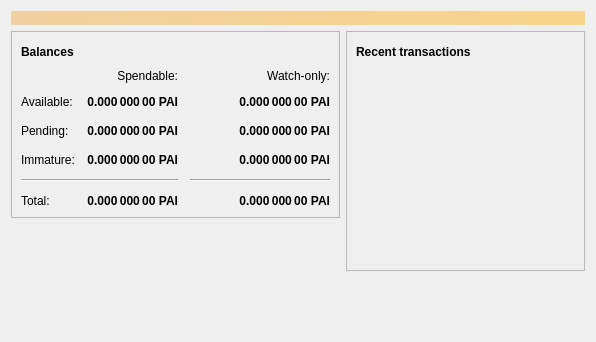
Old version of the form src/qt/forms/overviewpage.ui in the repository projectpai/paicoin.
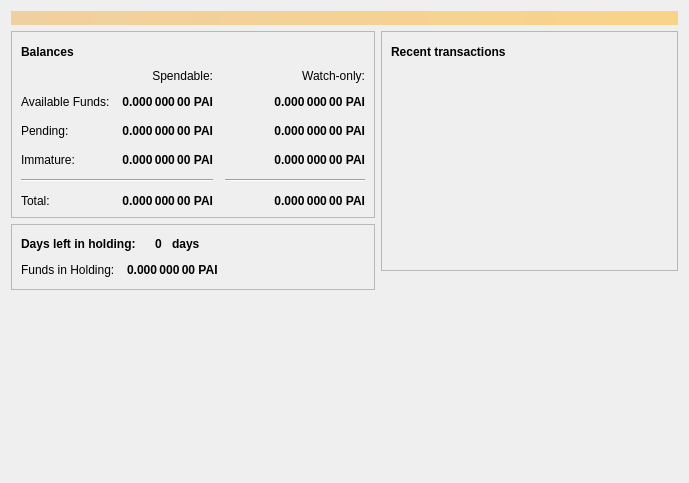
New version of the form. Icons and pictures are not drawn.

Commit message:
Add holding period display in Overview page
Added section for Investor funds display.

```diff
--- a/src/qt/forms/overviewpage.ui
+++ b/src/qt/forms/overviewpage.ui
@@ -6,8 +6,8 @@
    <rect>
     <x>0</x>
     <y>0</y>
-    <width>596</width>
-    <height>342</height>
+    <width>689</width>
+    <height>483</height>
    </rect>
   </property>
   <property name="windowTitle">
@@ -39,6 +39,12 @@
       <layout class="QVBoxLayout" name="verticalLayout_2">
        <item>
         <widget class="QFrame" name="frame">
+         <property name="sizePolicy">
+          <sizepolicy hsizetype="Preferred" vsizetype="Minimum">
+           <horstretch>0</horstretch>
+           <verstretch>0</verstretch>
+          </sizepolicy>
+         </property>
          <property name="frameShape">
           <enum>QFrame::StyledPanel</enum>
          </property>
@@ -330,7 +336,7 @@
             <item row="1" column="0">
              <widget class="QLabel" name="labelBalanceText">
               <property name="text">
-               <string>Available:</string>
+               <string>Available Funds:</string>
               </property>
              </widget>
             </item>
@@ -406,6 +412,117 @@
          </layout>
         </widget>
        </item>
+       <item>
+        <widget class="QFrame" name="frameFundsInHolding">
+         <property name="frameShape">
+          <enum>QFrame::StyledPanel</enum>
+         </property>
+         <property name="frameShadow">
+          <enum>QFrame::Raised</enum>
+         </property>
+         <layout class="QVBoxLayout" name="verticalLayout_5">
+          <item>
+           <layout class="QHBoxLayout" name="horizontalLayout_3">
+            <item>
+             <widget class="QLabel" name="label">
+              <property name="font">
+               <font>
+                <weight>75</weight>
+                <bold>true</bold>
+               </font>
+              </property>
+              <property name="text">
+               <string>Days left in holding:</string>
+              </property>
+             </widget>
+            </item>
+            <item>
+             <widget class="QLabel" name="labelDaysCount">
+              <property name="font">
+               <font>
+                <weight>75</weight>
+                <bold>true</bold>
+               </font>
+              </property>
+              <property name="styleSheet">
+               <string notr="true">margin-left:10px;</string>
+              </property>
+              <property name="text">
+               <string notr="true">0</string>
+              </property>
+             </widget>
+            </item>
+            <item>
+             <widget class="QLabel" name="labelDaysUnit">
+              <property name="font">
+               <font>
+                <weight>75</weight>
+                <bold>true</bold>
+               </font>
+              </property>
+              <property name="text">
+               <string>days</string>
+              </property>
+             </widget>
+            </item>
+            <item>
+             <spacer name="horizontalSpacer_4">
+              <property name="orientation">
+               <enum>Qt::Horizontal</enum>
+              </property>
+              <property name="sizeHint" stdset="0">
+               <size>
+                <width>40</width>
+                <height>20</height>
+               </size>
+              </property>
+             </spacer>
+            </item>
+           </layout>
+          </item>
+          <item>
+           <layout class="QGridLayout" name="gridLayout_2">
+            <property name="spacing">
+             <number>12</number>
+            </property>
+            <item row="0" column="0">
+             <widget class="QLabel" name="labelFundsInHoldingText">
+              <property name="text">
+               <string>Funds in Holding:</string>
+              </property>
+             </widget>
+            </item>
+            <item row="0" column="1">
+             <widget class="QLabel" name="labelFundsInHolding">
+              <property name="font">
+               <font>
+                <weight>75</weight>
+                <bold>true</bold>
+               </font>
+              </property>
+              <property name="text">
+               <string notr="true">0.000 000 00 PAI</string>
+              </property>
+             </widget>
+            </item>
+            <item row="0" column="2">
+             <spacer name="horizontalSpacer_5">
+              <property name="orientation">
+               <enum>Qt::Horizontal</enum>
+              </property>
+              <property name="sizeHint" stdset="0">
+               <size>
+                <width>40</width>
+                <height>20</height>
+               </size>
+              </property>
+             </spacer>
+            </item>
+           </layout>
+          </item>
+         </layout>
+        </widget>
+       </item>
        <item>
         <spacer name="verticalSpacer">
          <property name="orientation">
```
Left out of the diff: 4 changed lines with no effect on the pictures. The commit also changes 7 other files.
